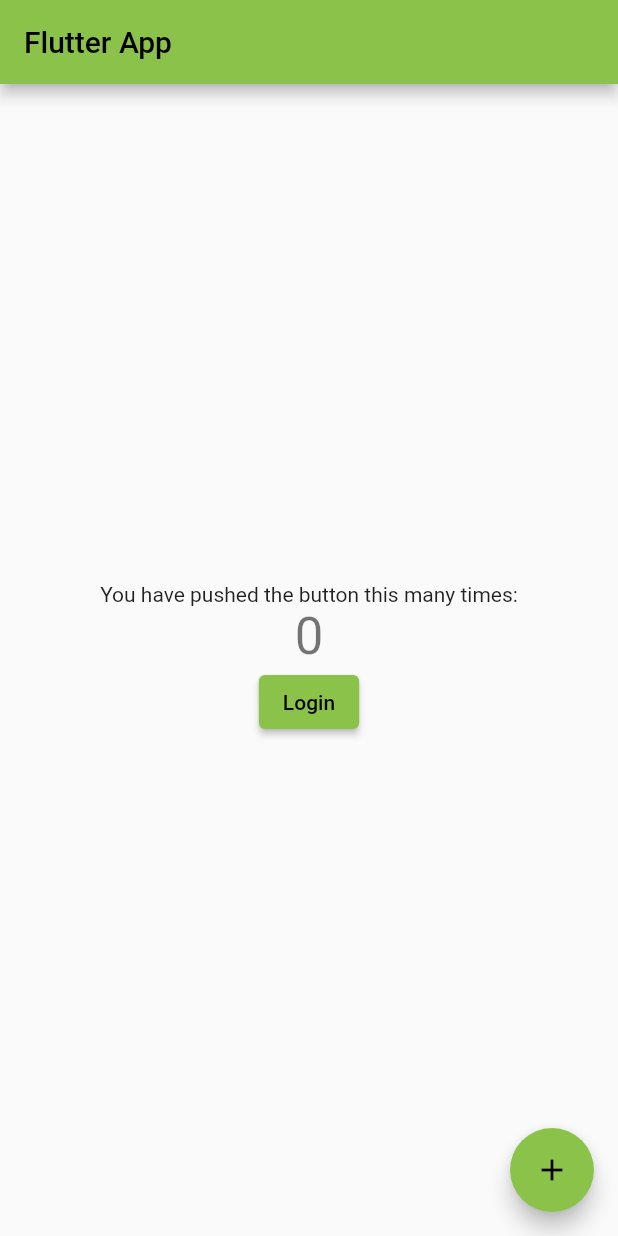
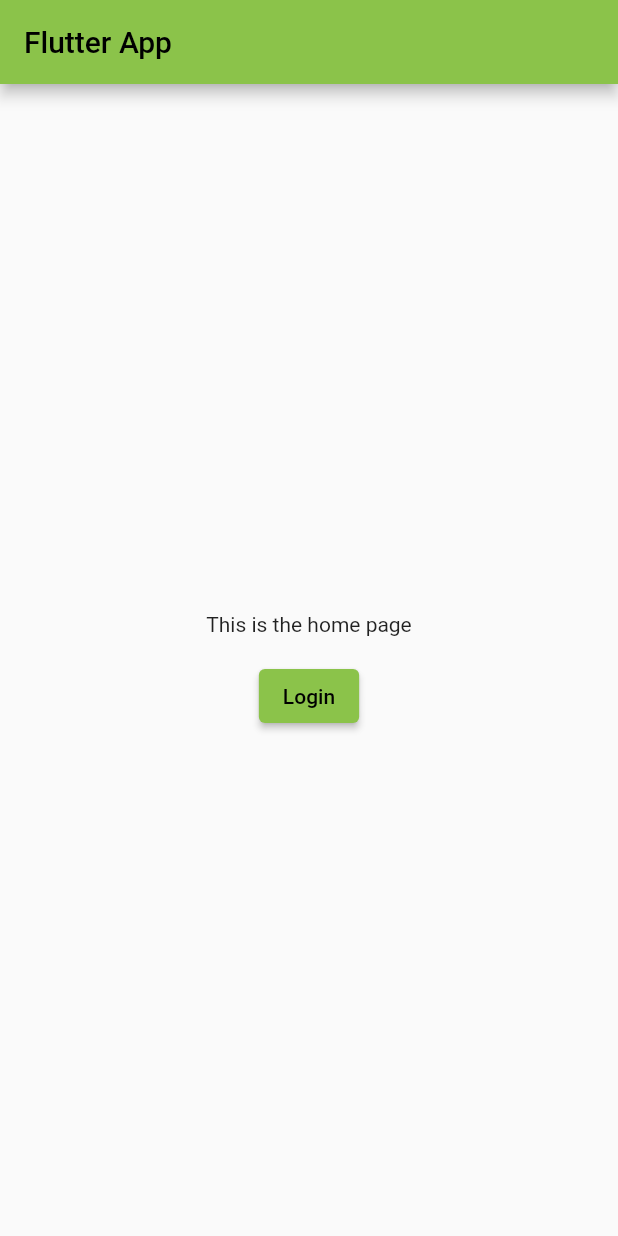
Before and after one commit to PBP-B08/final-project, a Flutter app: the screen it shows after launch, on a phone screen of 412 x 824 dp. Run offline on Flutter 3.47's test engine with Material 2 defaults, Android fonts, the phone set to English and light mode, and no system bars; missing offline and left inert: pbp_django_auth.

Commit message:
remove redundancy

```diff
--- a/lib/main.dart
+++ b/lib/main.dart
@@ -10,7 +10,7 @@ void main() {
 class MyApp extends StatelessWidget {
   const MyApp({super.key});
 
-  // This widget is the root of your application.
+  // This widget is the root of the application.
   @override
   Widget build(BuildContext context) {
     return Provider(
@@ -30,16 +30,6 @@ class MyApp extends StatelessWidget {
       ),
     );
   }
-  // @override
-  // Widget build(BuildContext context) {
-  //   return MaterialApp(
-  //     title: 'Flutter Demo',
-  //     theme: ThemeData(
-  //       primarySwatch: Colors.blue,
-  //     ),
-  //     home: const MyHomePage(title: 'Flutter Demo Home Page'),
-  //   );
-  // }
 }
 
 class MyHomePage extends StatefulWidget {
@@ -52,14 +42,6 @@ class MyHomePage extends StatefulWidget {
 }
 
 class _MyHomePageState extends State<MyHomePage> {
-  int _counter = 0;
-
-  void _incrementCounter() {
-    setState(() {
-      _counter++;
-    });
-  }
-
   @override
   Widget build(BuildContext context) {
     return Scaffold(
@@ -70,12 +52,12 @@ class _MyHomePageState extends State<MyHomePage> {
         child: Column(
           mainAxisAlignment: MainAxisAlignment.center,
           children: <Widget>[
-            const Text(
-              'You have pushed the button this many times:',
-            ),
-            Text(
-              '$_counter',
-              style: Theme.of(context).textTheme.headline4,
+            // add padding to the text
+            const Padding(
+              padding: EdgeInsets.all(16.0),
+              child: Text(
+                'This is the home page',
+              ),
             ),
             // button to redirect to login page
             ElevatedButton(
@@ -87,19 +69,6 @@ class _MyHomePageState extends State<MyHomePage> {
           ],
         ),
       ),
-      // button to redirect to login page
-      // floatingActionButton: FloatingActionButton(
-      //   onPressed: () {
-      //     Navigator.pushNamed(context, "/login");
-      //   },
-      //   tooltip: 'Login',
-      //   child: const Icon(Icons.label),
-      // ), // This trailing comma makes auto-formatting nicer for build methods.
-      floatingActionButton: FloatingActionButton(
-        onPressed: _incrementCounter,
-        tooltip: 'Increment',
-        child: const Icon(Icons.add),
-      ), // This trailing comma makes auto-formatting nicer for build methods.
     );
   }
 }
```
